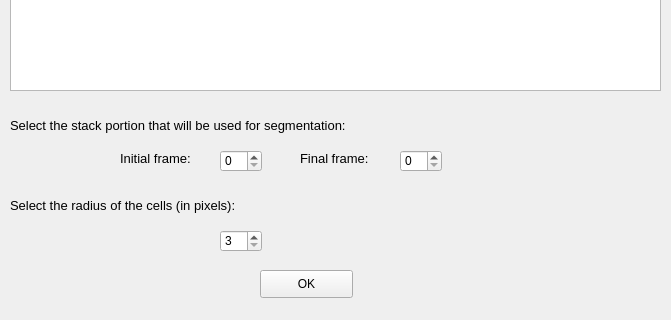
The window that GUI5_FirstDialog.ui (AnaAquiles/Calcium-waves-in-endocrine-cells-analysis) describes before a commit, drawn with Qt 5; both pictures show x 0 to 671 and y 170 to 490 of the 671 by 490 pixel window.
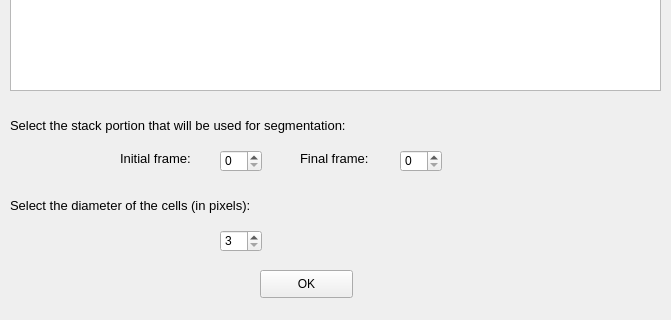
The same window after the commit. Custom widgets are drawn as their Qt base class.

Commit message: Subiendo parte de Ame, ya está la ecuación, pero hay un error

```diff
--- a/GUI5_FirstDialog.ui
+++ b/GUI5_FirstDialog.ui
@@ -230,7 +230,7 @@
     </font>
    </property>
    <property name="text">
-    <string>Select the radius of the cells (in pixels):</string>
+    <string>Select the diameter of the cells (in pixels):</string>
    </property>
   </widget>
   <widget class="QSpinBox" name="Fr3_spinBox">
```
The commit also changes 2 other files.
